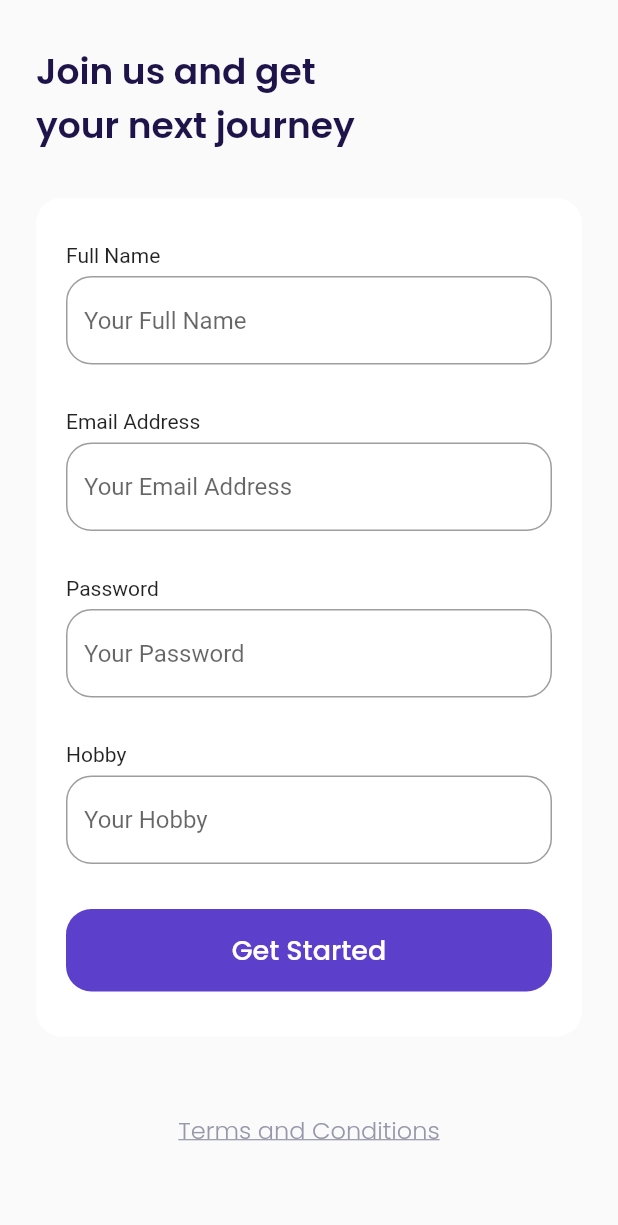
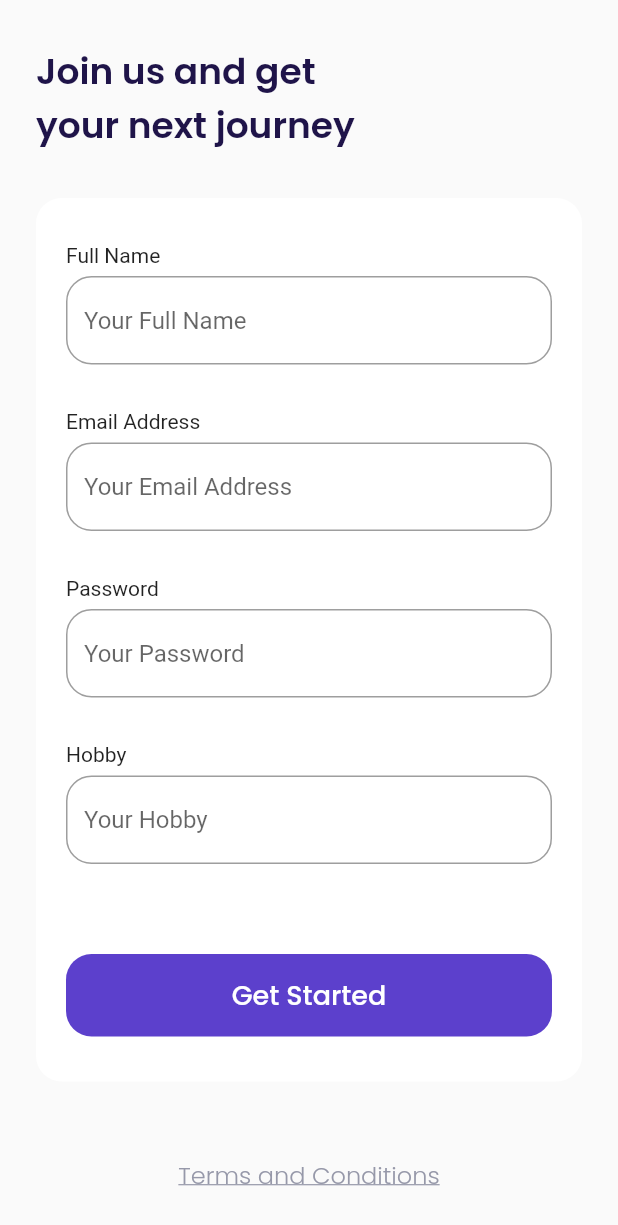
Before and after one commit to Agellls/Aplikasi-Tiket-Pesawat, a Flutter app: the SignUpPage screen opened by its route, on a phone screen of 412 x 824 dp. Shown: the top 1225 px of the screen. Run offline on Flutter 3.47's test engine with Material 2 defaults, Android fonts, the phone set to English and light mode, and no system bars; our stand-ins replace google_fonts.

Commit message:
slashing home, create widget untuk text form field

```diff
--- a/lib/ui/pages/sign_up_page.dart
+++ b/lib/ui/pages/sign_up_page.dart
@@ -1,5 +1,6 @@
 import 'package:flutter/material.dart';
 import 'package:flutter_application_3/ui/widgets/custom_button.dart';
+import 'package:flutter_application_3/ui/widgets/custom_text_form_field.dart';
 import '../../shared/theme.dart';
 
 class SignUpPage extends StatelessWidget {
@@ -22,126 +23,38 @@ class SignUpPage extends StatelessWidget {
 
     Widget inputSection() {
       Widget nameInput() {
-        return Container(
-          margin: EdgeInsets.only(bottom: 30),
-          child: Column(
-            crossAxisAlignment: CrossAxisAlignment.start,
-            children: [
-              Text("Full Name"),
-              SizedBox(
-                height: 6,
-              ),
-              TextFormField(
-                cursorColor: kBlackColor,
-                decoration: InputDecoration(
-                  hintText: 'Your Full Name',
-                  border: OutlineInputBorder(
-                    borderRadius: BorderRadius.circular(defaultRadius),
-                  ),
-                  focusedBorder: OutlineInputBorder(
-                    borderRadius: BorderRadius.circular(defaultRadius),
-                    borderSide: BorderSide(
-                      color: kPrimaryColor,
-                    ),
-                  ),
-                ),
-              ),
-            ],
-          ),
+        return CustomTextFormField(
+          title: 'Full Name',
+          hintText: 'Your Full Name',
         );
       }
 
       Widget emailInput() {
-        return Container(
-          margin: EdgeInsets.only(bottom: 30),
-          child: Column(
-            crossAxisAlignment: CrossAxisAlignment.start,
-            children: [
-              Text('Email Address'),
-              SizedBox(
-                height: 6,
-              ),
-              TextFormField(
-                cursorColor: kBlackColor,
-                decoration: InputDecoration(
-                  hintText: 'Your Email Address',
-                  border: OutlineInputBorder(
-                    borderRadius: BorderRadius.circular(defaultRadius),
-                  ),
-                  focusedBorder: OutlineInputBorder(
-                      borderRadius: BorderRadius.circular(defaultRadius),
-                      borderSide: BorderSide(
-                        color: kPrimaryColor,
-                      )),
-                ),
-              ),
-            ],
-          ),
+        return CustomTextFormField(
+          title: 'Email Address',
+          hintText: 'Your Email Address',
         );
       }
 
       Widget passwordInput() {
-        return Container(
-          margin: EdgeInsets.only(bottom: 30),
-          child: Column(
-            crossAxisAlignment: CrossAxisAlignment.start,
-            children: [
-              Text('Password'),
-              SizedBox(
-                height: 6,
-              ),
-              TextFormField(
-                obscureText: true,
-                cursorColor: kBlackColor,
-                decoration: InputDecoration(
-                  hintText: 'Your Password',
-                  border: OutlineInputBorder(
-                    borderRadius: BorderRadius.circular(defaultRadius),
-                  ),
-                  focusedBorder: OutlineInputBorder(
-                      borderRadius: BorderRadius.circular(defaultRadius),
-                      borderSide: BorderSide(
-                        color: kPrimaryColor,
-                      )),
-                ),
-              ),
-            ],
-          ),
+        return CustomTextFormField(
+          title: 'Password',
+          hintText: 'Your Password',
+          obscureText: true,
         );
       }
 
       Widget hobbyInput() {
-        return Container(
-          margin: EdgeInsets.only(bottom: 30),
-          child: Column(
-            crossAxisAlignment: CrossAxisAlignment.start,
-            children: [
-              Text('Hobby'),
-              SizedBox(
-                height: 6,
-              ),
-              TextFormField(
-                cursorColor: kBlackColor,
-                decoration: InputDecoration(
-                  hintText: 'Your Hobby',
-                  border: OutlineInputBorder(
-                    borderRadius: BorderRadius.circular(defaultRadius),
-                  ),
-                  focusedBorder: OutlineInputBorder(
-                      borderRadius: BorderRadius.circular(defaultRadius),
-                      borderSide: BorderSide(
-                        color: kPrimaryColor,
-                      )),
-                ),
-              ),
-            ],
-          ),
+        return CustomTextFormField(
+          title: 'Hobby',
+          hintText: 'Your Hobby',
         );
       }
 
       Widget summitButton() {
         return CustomButton(
           title: 'Get Started',
+          margin: EdgeInsets.only(top: 30),
           onPressed: () {
             Navigator.pushNamed(context, '/bonus');
           },
--- /dev/null
+++ b/lib/ui/widgets/custom_text_form_field.dart
@@ -0,0 +1,46 @@
+import 'package:flutter/material.dart';
+import '../../shared/theme.dart';
+
+class CustomTextFormField extends StatelessWidget {
+  final String title;
+  final String hintText;
+  final bool obscureText;
+  const CustomTextFormField({
+    super.key,
+    required this.title,
+    required this.hintText,
+    this.obscureText = false,
+  });
+
+  @override
+  Widget build(BuildContext context) {
+    return Container(
+      margin: EdgeInsets.only(bottom: 30),
+      child: Column(
+        crossAxisAlignment: CrossAxisAlignment.start,
+        children: [
+          Text(title),
+          SizedBox(
+            height: 6,
+          ),
+          TextFormField(
+            cursorColor: kBlackColor,
+            obscureText: obscureText,
+            decoration: InputDecoration(
+              hintText: hintText,
+              border: OutlineInputBorder(
+                borderRadius: BorderRadius.circular(defaultRadius),
+              ),
+              focusedBorder: OutlineInputBorder(
+                borderRadius: BorderRadius.circular(defaultRadius),
+                borderSide: BorderSide(
+                  color: kPrimaryColor,
+                ),
+              ),
+            ),
+          ),
+        ],
+      ),
+    );
+  }
+}
```
Also changed, not shown: lib/ui/pages/home_page.dart (added, +131 -0 lines), lib/ui/pages/main_page.dart (+6 -1 lines).
